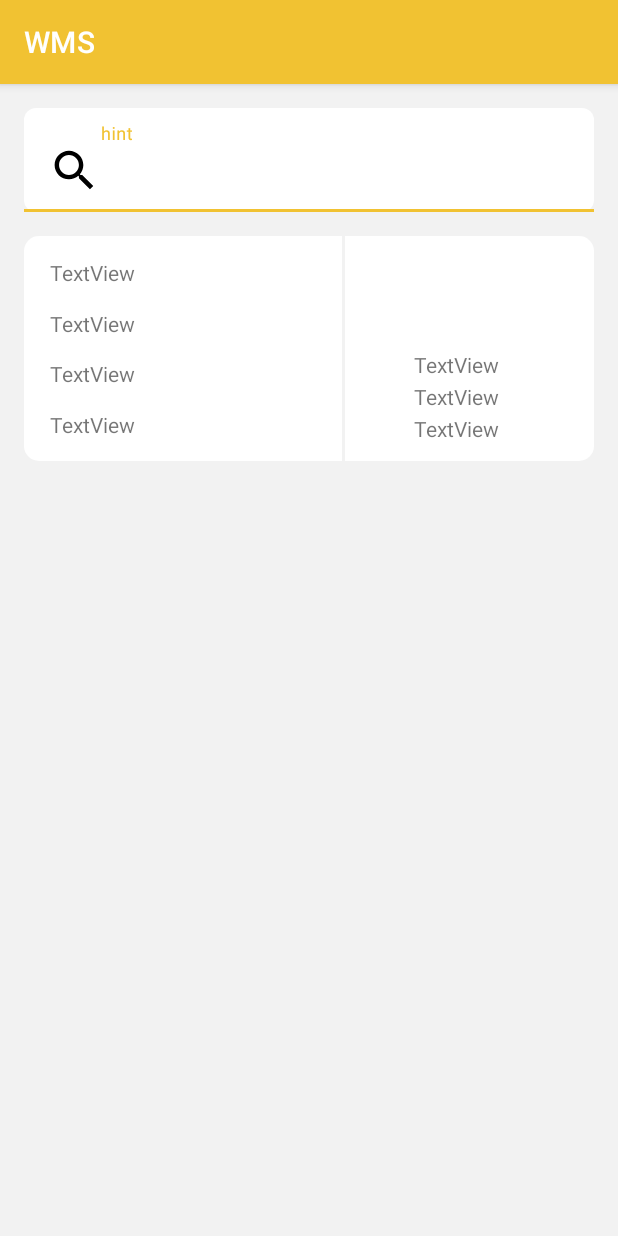
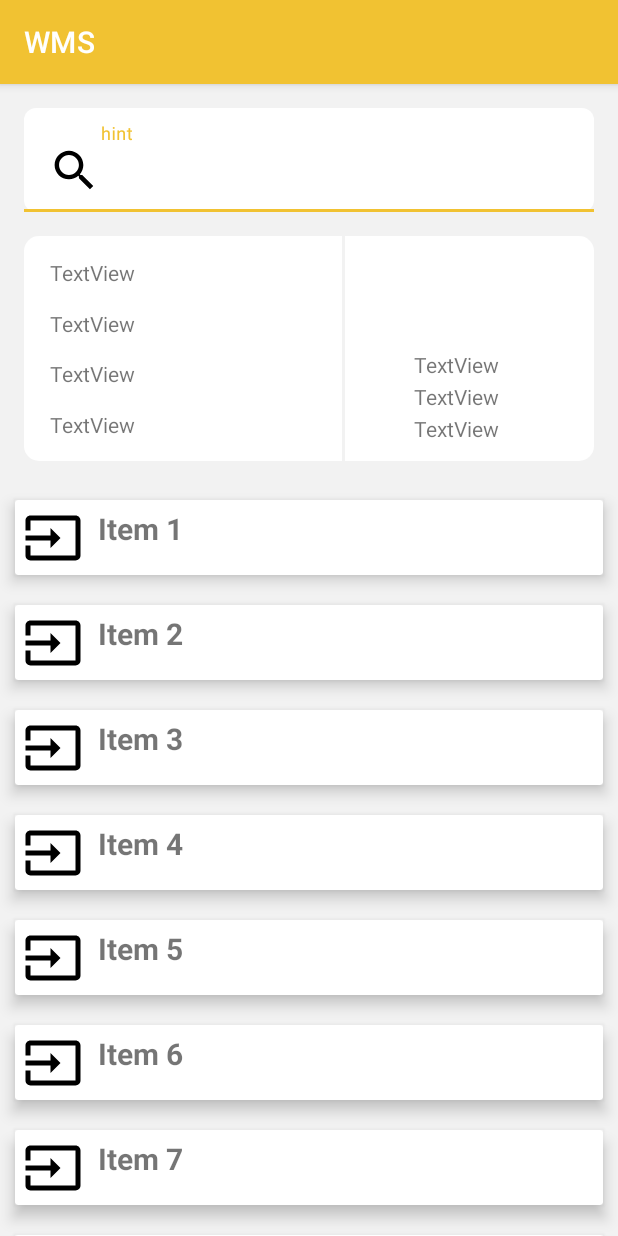
Before and after one commit to PayamDarabi/WMS, an Android app: the fragment ReceivingDetailsFragment shown on its own in the app's theme, on a phone screen of 412 x 824 dp. Run offline under Robolectric (Android 15) with nearby library versions, the phone set to English and light mode, and no system bars.

Commit message:
add receiving details adapter

```diff
--- /dev/null
+++ b/app/src/main/java/com/wms/wms/ui/receivingDetails/DetailsAdapter.kt
@@ -0,0 +1,46 @@
+package com.wms.wms.ui.receivingDetails
+
+import android.view.LayoutInflater
+import android.view.View
+import android.view.ViewGroup
+import android.widget.ImageView
+import android.widget.TextView
+import androidx.recyclerview.widget.RecyclerView
+import com.wms.wms.R
+
+class DetailsAdapter(private val mList: List<ItemsViewModel>) : RecyclerView.Adapter<DetailsAdapter.ViewHolder>() {
+
+    // create new views
+    override fun onCreateViewHolder(parent: ViewGroup, viewType: Int): ViewHolder {
+        // inflates the card_view_design view
+        // that is used to hold list item
+        val view = LayoutInflater.from(parent.context)
+            .inflate(R.layout.detail_card, parent, false)
+
+        return ViewHolder(view)
+    }
+
+    // binds the list items to a view
+    override fun onBindViewHolder(holder: ViewHolder, position: Int) {
+
+        val itemsViewModel = mList[position]
+
+        // sets the image to the imageview from our itemHolder class
+        holder.imageView.setImageResource(itemsViewModel.image)
+
+        // sets the text to the textview from our itemHolder class
+        holder.textView.text = itemsViewModel.text
+
+    }
+
+    // return the number of the items in the list
+    override fun getItemCount(): Int {
+        return mList.size
+    }
+
+    // Holds the views for adding it to image and text
+    class ViewHolder(ItemView: View) : RecyclerView.ViewHolder(ItemView) {
+        val imageView: ImageView = itemView.findViewById(R.id.imageview)
+        val textView: TextView = itemView.findViewById(R.id.textView)
+    }
+}
--- /dev/null
+++ b/app/src/main/java/com/wms/wms/ui/receivingDetails/ItemsViewModel.kt
@@ -0,0 +1,4 @@
+package com.wms.wms.ui.receivingDetails
+
+data class ItemsViewModel(val image: Int, val text: String) {
+}
--- a/app/src/main/java/com/wms/wms/ui/receivingDetails/ReceivingDetailsFragment.kt
+++ b/app/src/main/java/com/wms/wms/ui/receivingDetails/ReceivingDetailsFragment.kt
@@ -5,6 +5,8 @@ import androidx.fragment.app.Fragment
 import android.view.LayoutInflater
 import android.view.View
 import android.view.ViewGroup
+import androidx.recyclerview.widget.LinearLayoutManager
+import com.wms.wms.R
 import com.wms.wms.databinding.FragmentReceivingDetailsBinding
 
 /**
@@ -31,6 +33,26 @@ class ReceivingDetailsFragment : Fragment() {
     override fun onViewCreated(view: View, savedInstanceState: Bundle?) {
         super.onViewCreated(view, savedInstanceState)
 
+        // getting the recyclerview by its id
+        val recyclerview = _binding!!.recyclerview
+
+        // this creates a vertical layout Manager
+        recyclerview.layoutManager = LinearLayoutManager(context)
+
+        // ArrayList of class ItemsViewModel
+        val data = ArrayList<ItemsViewModel>()
+
+        // This loop will create 20 Views containing
+        // the image with the count of view
+        for (i in 1..20) {
+            data.add(ItemsViewModel(R.drawable.ic_baseline_input_24, "Item " + i))
+        }
+
+        // This will pass the ArrayList to our Adapter
+        val adapter = DetailsAdapter(data)
+
+        // Setting the Adapter with the recyclerview
+        recyclerview.adapter = adapter
 //        binding.buttonFirst.setOnClickListener {
 //            findNavController().navigate(R.id.action_FirstFragment_to_SecondFragment)
 //        }
--- /dev/null
+++ b/app/src/main/res/layout/detail_card.xml
@@ -0,0 +1,31 @@
+<?xml version="1.0" encoding="utf-8"?>
+<androidx.cardview.widget.CardView xmlns:android="http://schemas.android.com/apk/res/android"
+    xmlns:app="http://schemas.android.com/apk/res-auto"
+    android:layout_width="match_parent"
+    android:layout_height="50dp"
+    android:layout_margin="10dp"
+    app:cardElevation="6dp">
+
+    <LinearLayout
+        android:layout_width="match_parent"
+        android:layout_height="wrap_content"
+        android:orientation="horizontal"
+        android:padding="5dp">
+
+        <ImageView
+            android:id="@+id/imageview"
+            android:layout_width="40dp"
+            android:layout_height="40dp" />
+
+        <TextView
+            android:id="@+id/textView"
+            android:layout_width="wrap_content"
+            android:layout_height="wrap_content"
+            android:layout_marginStart="10dp"
+            android:layout_marginLeft="15dp"
+            android:text="Item"
+            android:textSize="20sp"
+            android:textStyle="bold" />
+
+    </LinearLayout>
+</androidx.cardview.widget.CardView>
--- a/app/src/main/res/layout/fragment_receiving_details.xml
+++ b/app/src/main/res/layout/fragment_receiving_details.xml
@@ -20,6 +20,7 @@
         app:boxCornerRadiusTopStart="8dp"
         app:boxStrokeWidth="0dp"
         app:layout_constraintEnd_toEndOf="parent"
+        app:layout_constraintStart_toStartOf="parent"
         app:layout_constraintTop_toTopOf="parent">
 
         <com.google.android.material.textfield.TextInputEditText
@@ -31,6 +32,7 @@
     </com.google.android.material.textfield.TextInputLayout>
 
     <androidx.constraintlayout.widget.ConstraintLayout
+        android:id="@+id/info_card"
         android:layout_width="0dp"
         android:layout_height="150dp"
         android:layout_margin="16dp"
@@ -161,6 +163,21 @@
                 app:layout_constraintTop_toTopOf="parent" />
 
         </androidx.constraintlayout.widget.ConstraintLayout>
+
     </androidx.constraintlayout.widget.ConstraintLayout>
 
+    <LinearLayout
+        android:layout_width="match_parent"
+        android:layout_height="0dp"
+        android:layout_marginTop="16dp"
+        app:layout_constraintBottom_toBottomOf="parent"
+        app:layout_constraintTop_toBottomOf="@+id/info_card">
+
+        <androidx.recyclerview.widget.RecyclerView
+            android:id="@+id/recyclerview"
+            android:layout_width="match_parent"
+            android:layout_height="match_parent"
+            tools:itemCount="5"
+            tools:listitem="@layout/detail_card" />
+    </LinearLayout>
 </androidx.constraintlayout.widget.ConstraintLayout>
```
